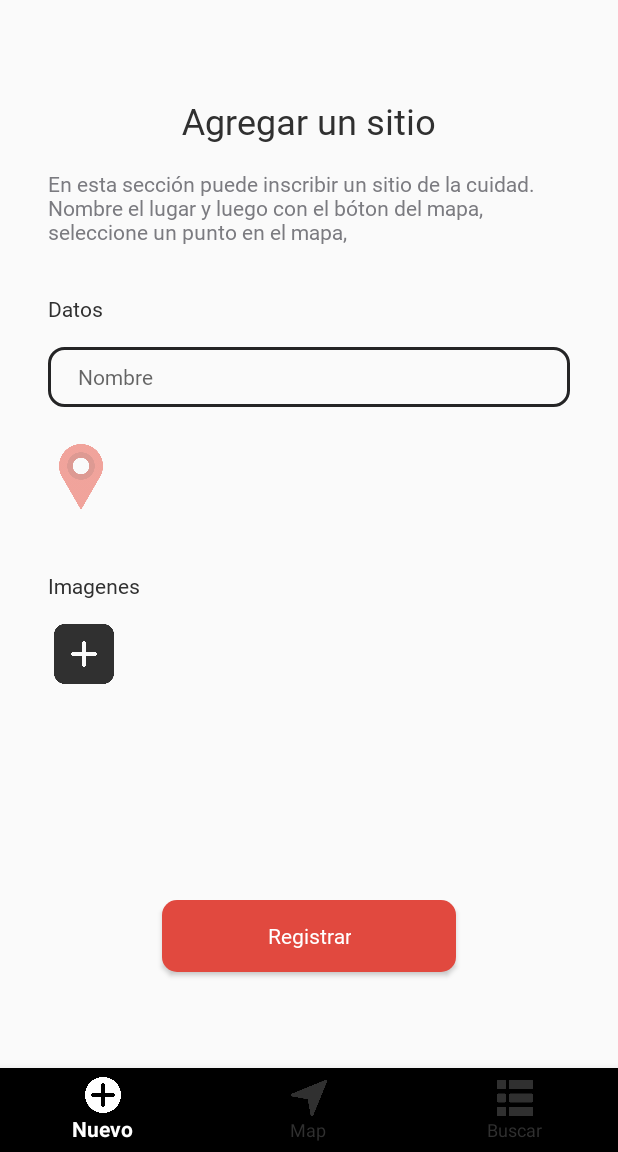
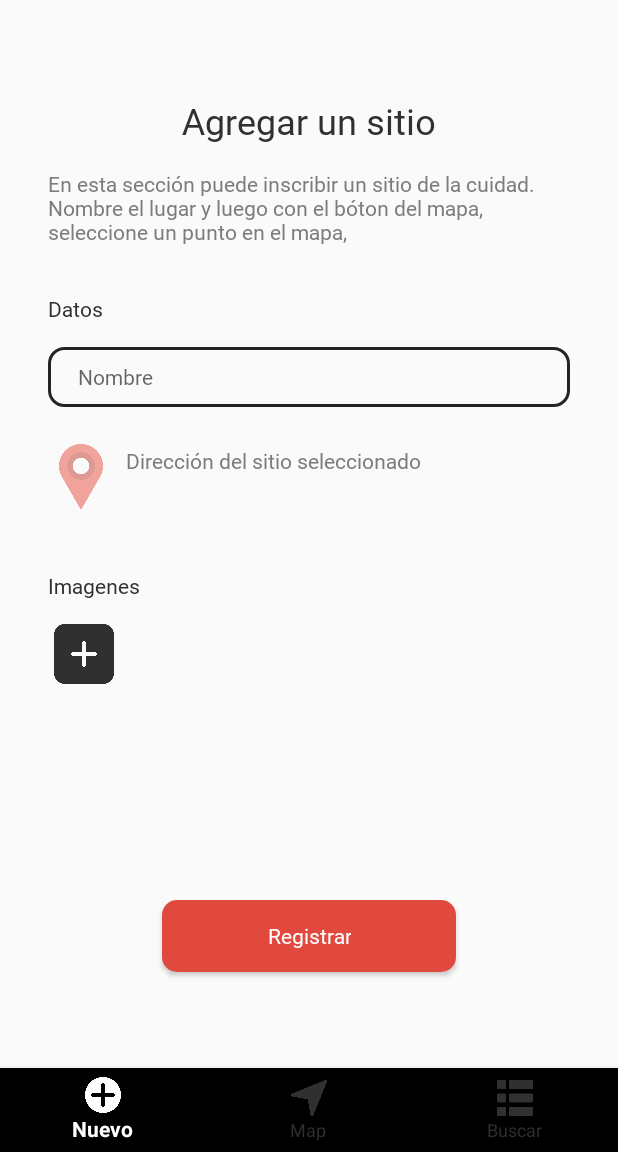
Before and after one commit to nicolaspenagos/places, an Android app: the screen it shows after launch (HomeActivity), on a phone screen of 412 x 824 dp, the part 84-1236 px from its top. Run offline under Robolectric (Android 15) with nearby library versions, the phone set to English and light mode, and no system bars.

Commit message:
Map feature is almost done

```diff
--- a/app/src/main/java/com/example/places/HomeActivity.java
+++ b/app/src/main/java/com/example/places/HomeActivity.java
@@ -9,6 +9,7 @@ import androidx.fragment.app.FragmentTransaction;
 import android.Manifest;
 import android.annotation.SuppressLint;
 import android.os.Bundle;
+import android.util.Log;
 import android.view.MenuItem;
 
 import com.google.android.material.bottomnavigation.BottomNavigationItemView;
@@ -36,6 +37,7 @@ public class HomeActivity extends AppCompatActivity implements NewFragment.OnMap
         searchFragment = SearchFragment.newInstance();
 
         newFragment.setObserver(this);
+        mapsFragment.setAddressObserver(newFragment);
 
         //Permissions request
         ActivityCompat.requestPermissions(this, new String[]{
@@ -81,7 +83,7 @@ public class HomeActivity extends AppCompatActivity implements NewFragment.OnMap
 
     @Override
     public void onPlaceNameUpdate(String placeName) {
-
+        mapsFragment.setCurrentPlaceName(placeName);
     }
 
     @SuppressLint("RestrictedApi")
@@ -91,5 +93,7 @@ public class HomeActivity extends AppCompatActivity implements NewFragment.OnMap
         navigator.setSelectedItemId(R.id.mapItem);
         showFragment(mapsFragment);
         mapsFragment.showOptions();
+
+
     }
 }
--- a/app/src/main/java/com/example/places/MapsFragment.java
+++ b/app/src/main/java/com/example/places/MapsFragment.java
@@ -7,6 +7,8 @@ import androidx.fragment.app.Fragment;
 
 import android.annotation.SuppressLint;
 import android.content.Context;
+import android.location.Address;
+import android.location.Geocoder;
 import android.location.Location;
 import android.location.LocationListener;
 import android.location.LocationManager;
@@ -26,15 +28,34 @@ import com.google.android.gms.maps.model.LatLng;
 import com.google.android.gms.maps.model.Marker;
 import com.google.android.gms.maps.model.MarkerOptions;
 
+import java.io.IOException;
+import java.util.ArrayList;
+import java.util.List;
+import java.util.Locale;
+
 import static android.location.LocationManager.*;
 
-public class MapsFragment extends Fragment implements LocationListener, OnMapReadyCallback, GoogleMap.OnMapClickListener, GoogleMap.OnMapLongClickListener, NewFragment.OnMapPlaceLocation {
+public class MapsFragment extends Fragment implements LocationListener, OnMapReadyCallback, GoogleMap.OnMapClickListener, GoogleMap.OnMapLongClickListener {
 
+    // -------------------------------------
+    // Maps assets
+    // -------------------------------------
     private LocationManager manager;
     private GoogleMap map;
-    private Marker placeMarker;
+    private Marker currentPlaceMarker;
+    private String currentPlaceName;
+    private ArrayList<Marker> markers;
 
-    private boolean isVisible;
+    // -------------------------------------
+    // Address assets
+    // -------------------------------------
+    private Geocoder geocoder;
+    private List<Address> addresses;
+
+    // -------------------------------------
+    // Observers
+    // -------------------------------------
+    private OnAddressSet addressObserver;
 
     // -------------------------------------
     // Views
@@ -43,6 +64,14 @@ public class MapsFragment extends Fragment implements LocationListener, OnMapRea
     private Button cardButton;
     private TextView cardTextView;
 
+    // -------------------------------------
+    // Global variables
+    // -------------------------------------
+    private boolean isVisible;
+
+    // -------------------------------------
+    // UI Thread Methods
+    // -------------------------------------
     @Nullable
     @Override
     public View onCreateView(@NonNull LayoutInflater inflater,
@@ -54,7 +83,14 @@ public class MapsFragment extends Fragment implements LocationListener, OnMapRea
         cardButton = root.findViewById(R.id.cardButton);
         cardTextView = root.findViewById(R.id.cardText);
 
+        bottomLayout.setOnClickListener(
+                (v)->{
+                    addressObserver.onAddressSet("Calle 35 A Norte #2bn-109");
 
+                }
+        );
+
+        geocoder = new Geocoder(getContext(), Locale.getDefault());
 
         if(!isVisible)
           bottomLayout.setVisibility(View.GONE);
@@ -78,6 +114,15 @@ public class MapsFragment extends Fragment implements LocationListener, OnMapRea
         manager = (LocationManager) getContext().getSystemService(Context.LOCATION_SERVICE);
     }
 
+    @Override
+    public void onStop() {
+        super.onStop();
+        isVisible = false;
+    }
+
+    // -------------------------------------
+    // Map Methods
+    // -------------------------------------
     @SuppressLint("MissingPermission")
     public void setInitialPos(){
 
@@ -131,11 +176,6 @@ public class MapsFragment extends Fragment implements LocationListener, OnMapRea
 
     }
 
-    @Override
-    public void onStop() {
-        super.onStop();
-        isVisible = false;
-    }
 
     @Override
     public void onMapClick(LatLng latLng) {
@@ -146,24 +186,59 @@ public class MapsFragment extends Fragment implements LocationListener, OnMapRea
     public void onMapLongClick(LatLng latLng) {
 
         ViewGroup.LayoutParams params = bottomLayout.getLayoutParams();
-
         bottomLayout.setLayoutParams(params);
         cardButton.setVisibility(View.VISIBLE);
 
-    }
+        if(currentPlaceMarker==null){
+            currentPlaceMarker = map.addMarker(new MarkerOptions().position(latLng));
+        }else{
+            currentPlaceMarker.setPosition(latLng);
+        }
 
-    @Override
-    public void onPlaceNameUpdate(String placeName) {
+        if(currentPlaceMarker!=null){
+            currentPlaceMarker.setTitle(currentPlaceName);
+        }
+
+        new Thread(
+                ()->{
+
+                    try {
+
+                        addresses = geocoder.getFromLocation(latLng.latitude, latLng.longitude, 1);
+                        addAddressToMarker(addresses.get(0).getAddressLine(0));
+
+                    } catch (IOException e) {
+                        e.printStackTrace();
+                    }
+
+                }
+        ).start();
 
     }
 
-    @Override
-    public void onGoToMap() {
-
+    // -------------------------------------
+    // Logic Methods
+    // -------------------------------------
+    public void showOptions(){
+        isVisible = true;
     }
 
-    public void showOptions(){
+    public void addAddressToMarker(String address){
+       getActivity().runOnUiThread(()->{ currentPlaceMarker.setSnippet(address);});
+    }
 
-        isVisible = true;
+    public void setCurrentPlaceName(String currentPlaceName) {
+        this.currentPlaceName = currentPlaceName;
+    }
+
+    public void setAddressObserver(OnAddressSet addressObserver) {
+        this.addressObserver = addressObserver;
+    }
+
+    // -------------------------------------
+    // Interfaces
+    // -------------------------------------
+    public interface OnAddressSet{
+        void onAddressSet(String address);
     }
 }
--- a/app/src/main/java/com/example/places/NewFragment.java
+++ b/app/src/main/java/com/example/places/NewFragment.java
@@ -17,8 +17,9 @@ import android.view.ViewGroup;
 import android.widget.Button;
 import android.widget.EditText;
 import android.widget.ImageView;
+import android.widget.TextView;
 
-public class NewFragment extends Fragment implements View.OnClickListener {
+public class NewFragment extends Fragment implements View.OnClickListener, MapsFragment.OnAddressSet {
 
     // -------------------------------------
     // Views
@@ -27,6 +28,8 @@ public class NewFragment extends Fragment implements View.OnClickListener {
     private ImageView addImageButton;
     private ImageView goToMapButton;
     private Button registerButton;
+    private TextView addressTextView;
+    private TextView addressTextView1;
 
     private OnMapPlaceLocation observer;
 
@@ -64,6 +67,8 @@ public class NewFragment extends Fragment implements View.OnClickListener {
         addImageButton = root.findViewById(R.id.addImageButton);
         goToMapButton = root.findViewById(R.id.goToMapButton);
         registerButton = root.findViewById(R.id.registerButton);
+        addressTextView = root.findViewById(R.id.addressTextView);
+        addressTextView1 = root.findViewById(R.id.addressTextView1);
 
         addImageButton.setOnClickListener(this);
         goToMapButton.setOnClickListener(this);
@@ -118,6 +123,7 @@ public class NewFragment extends Fragment implements View.OnClickListener {
             case R.id.goToMapButton:
 
                     observer.onGoToMap();
+                    observer.onPlaceNameUpdate(placeNameEditText.getText().toString());
 
                 break;
 
@@ -154,6 +160,11 @@ public class NewFragment extends Fragment implements View.OnClickListener {
         }
     }
 
+    @Override
+    public void onAddressSet(String address) {
+        addressTextView.setText(address);
+    }
+
     public interface OnMapPlaceLocation{
         void onPlaceNameUpdate(String placeName);
         void onGoToMap();
--- a/app/src/main/res/layout/fragment_new.xml
+++ b/app/src/main/res/layout/fragment_new.xml
@@ -17,7 +17,7 @@
         app:layout_constraintEnd_toEndOf="parent"
         app:layout_constraintStart_toStartOf="parent"
         app:layout_constraintTop_toTopOf="parent" />
-      " />
+    " />
 
     <TextView
         android:id="@+id/textView2"
@@ -64,10 +64,10 @@
         android:layout_marginStart="32dp"
         android:layout_marginTop="16dp"
         android:layout_marginEnd="32dp"
+        android:autofillHints="Lugar"
         android:ems="10"
         android:hint="@string/new__screen_hint"
         android:inputType="textPersonName"
-        android:autofillHints="Lugar"
         app:layout_constraintBottom_toTopOf="@+id/goToMapButton"
         app:layout_constraintEnd_toEndOf="parent"
         app:layout_constraintHorizontal_bias="0.5"
@@ -108,4 +108,26 @@
         app:layout_constraintStart_toStartOf="parent"
         app:layout_constraintTop_toBottomOf="@+id/textView4" />
 
+    <TextView
+        android:id="@+id/addressTextView1"
+        style="@style/AppCuerpoText"
+        android:layout_width="wrap_content"
+        android:layout_height="wrap_content"
+        android:layout_marginStart="8dp"
+        android:text="@string/new_screen_marker_text"
+        app:layout_constraintBottom_toTopOf="@+id/addressTextView"
+        app:layout_constraintStart_toEndOf="@+id/goToMapButton"
+        app:layout_constraintTop_toTopOf="@+id/goToMapButton"
+        app:layout_constraintVertical_chainStyle="packed" />
+
+    <TextView
+        android:id="@+id/addressTextView"
+        style="@style/AppCuerpoSubtitle"
+        android:layout_width="wrap_content"
+        android:layout_height="wrap_content"
+        android:layout_marginStart="8dp"
+        app:layout_constraintBottom_toBottomOf="@+id/goToMapButton"
+        app:layout_constraintStart_toEndOf="@+id/goToMapButton"
+        app:layout_constraintTop_toBottomOf="@+id/addressTextView1" />
+
 </androidx.constraintlayout.widget.ConstraintLayout>
--- a/app/src/main/res/values-night/themes.xml
+++ b/app/src/main/res/values-night/themes.xml
@@ -74,4 +74,10 @@
         <item name="fontFamily">@font/arial_bold</item>
         <item name="android:textSize">12sp</item>
     </style>
+    <!-- CUERPO SUBTTILE -->
+    <style name="AppCuerpoSubtitle" parent="Widget.AppCompat.TextView">
+        <item name="fontFamily">@font/arial_regular</item>
+        <item name="android:textSize">16sp</item>
+        <item name="android:textColor">@color/white</item>
+    </style>
 </resources>
--- a/app/src/main/res/values/strings.xml
+++ b/app/src/main/res/values/strings.xml
@@ -4,6 +4,7 @@
     <string name="new_screen_description">En esta sección puede inscribir un sitio de la cuidad. Nombre el lugar y luego con el bóton del mapa, seleccione un punto en el mapa,</string>
     <string name="new_screen_subititle_1">Datos</string>
     <string name="new_screen_subititle_2">Imagenes</string>
+    <string name="new_screen_marker_text">Dirección del sitio seleccionado</string>
     <string name="new_screen_buttom">Registrar</string>
     <string name="new__screen_hint">Nombre</string>
     <string name="new__screen_marker_image">Marker image</string>
--- a/app/src/main/res/values/themes.xml
+++ b/app/src/main/res/values/themes.xml
@@ -78,4 +78,10 @@
         <item name="fontFamily">@font/arial_bold</item>
         <item name="android:textSize">12sp</item>
     </style>
+    <!-- CUERPO SUBTTILE -->
+    <style name="AppCuerpoSubtitle" parent="Widget.AppCompat.TextView">
+        <item name="fontFamily">@font/arial_regular</item>
+        <item name="android:textSize">16sp</item>
+        <item name="android:textColor">@color/gray</item>
+    </style>
 </resources>
```
